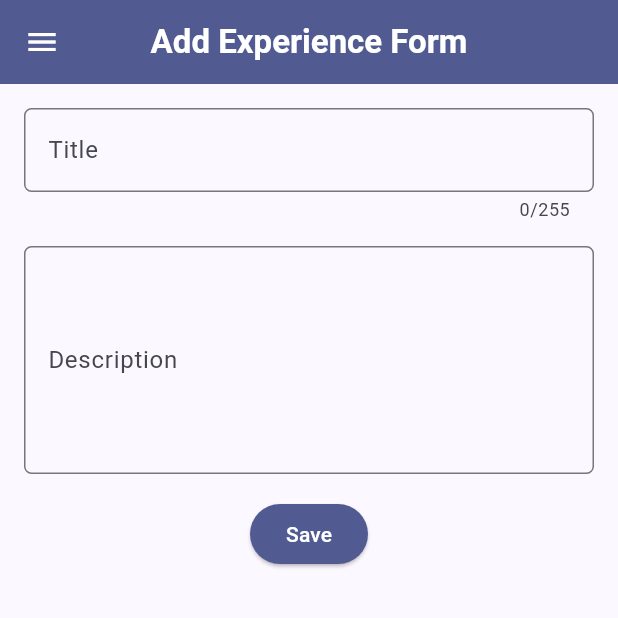
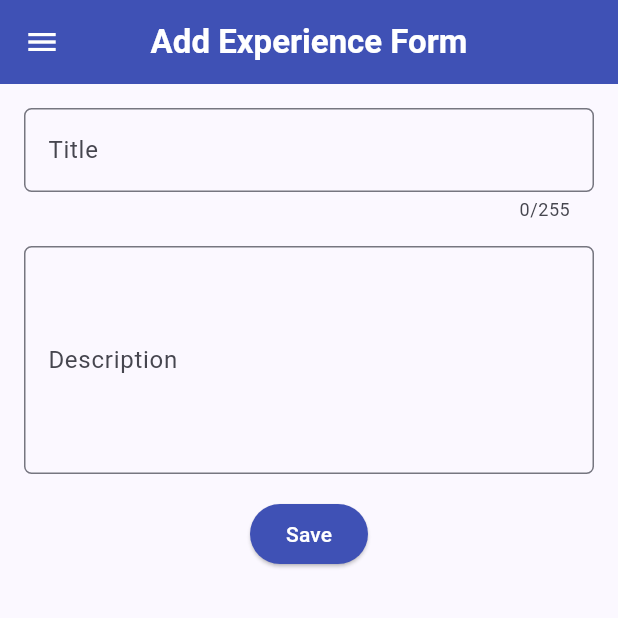
Before and after one commit to anginputih-droid/myportofolio_mobile, a Flutter app: the ExperienceFormPage screen opened directly, on a phone screen of 412 x 824 dp, the top half of it. Run offline on Flutter 3.47's test engine with Material 3 defaults, Android fonts, the phone set to English and light mode, and no system bars; our stand-ins replace material_ui.

Commit message:
refactor: write field decorations inline like the project form

```diff
--- a/lib/screens/experience_form.dart
+++ b/lib/screens/experience_form.dart
@@ -15,17 +15,6 @@ class _ExperienceFormPageState extends State<ExperienceFormPage> {
   String _experienceTitle = "";
   String _description = "";
 
-  InputDecoration _decoration(String label, {String? hint, Widget? suffix}) {
-    return InputDecoration(
-      labelText: label,
-      hintText: hint,
-      suffixIcon: suffix,
-      border: OutlineInputBorder(
-        borderRadius: BorderRadius.circular(5.0),
-      ),
-    );
-  }
-
   @override
   Widget build(BuildContext context) {
     return Scaffold(
@@ -35,7 +24,7 @@ class _ExperienceFormPageState extends State<ExperienceFormPage> {
           style: TextStyle(fontWeight: FontWeight.bold),
         ),
         centerTitle: true,
-        backgroundColor: Theme.of(context).colorScheme.primary,
+        backgroundColor: Colors.indigo,
         foregroundColor: Colors.white,
       ),
       drawer: const LeftDrawer(),
@@ -51,9 +40,12 @@ class _ExperienceFormPageState extends State<ExperienceFormPage> {
                 padding: const EdgeInsets.all(8.0),
                 child: TextFormField(
                   maxLength: 255,
-                  decoration: _decoration(
-                    "Title",
-                    hint: "Example: Backend Intern at Company X",
+                  decoration: InputDecoration(
+                    hintText: "Example: Backend Intern at Company X",
+                    labelText: "Title",
+                    border: OutlineInputBorder(
+                      borderRadius: BorderRadius.circular(5.0),
+                    ),
                   ),
                   onChanged: (String? value) {
                     setState(() {
@@ -77,9 +69,12 @@ class _ExperienceFormPageState extends State<ExperienceFormPage> {
                 padding: const EdgeInsets.all(8.0),
                 child: TextFormField(
                   maxLines: 5,
-                  decoration: _decoration(
-                    "Description",
-                    hint: "What did you do there?",
+                  decoration: InputDecoration(
+                    hintText: "What did you do there?",
+                    labelText: "Description",
+                    border: OutlineInputBorder(
+                      borderRadius: BorderRadius.circular(5.0),
+                    ),
                   ),
                   onChanged: (String? value) {
                     setState(() {
@@ -105,7 +100,7 @@ class _ExperienceFormPageState extends State<ExperienceFormPage> {
                   child: ElevatedButton(
                     style: ButtonStyle(
                       backgroundColor: WidgetStateProperty.all(
-                        Theme.of(context).colorScheme.primary,
+                        Colors.indigo,
                       ),
                     ),
                     onPressed: () {
@@ -127,7 +122,7 @@ class _ExperienceFormPageState extends State<ExperienceFormPage> {
                               ),
                               actions: [
                                 TextButton(
-                                  child: const Text('Save'),
+                                  child: const Text('OK'),
                                   onPressed: () {
                                     Navigator.pop(context);
                                   },
```
